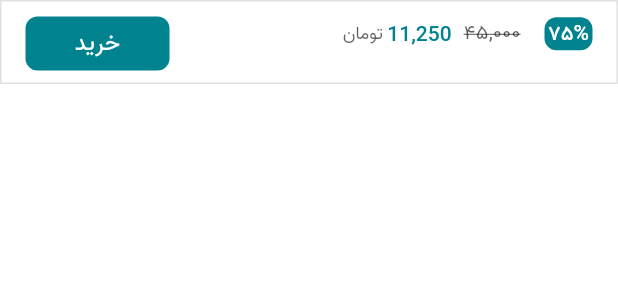
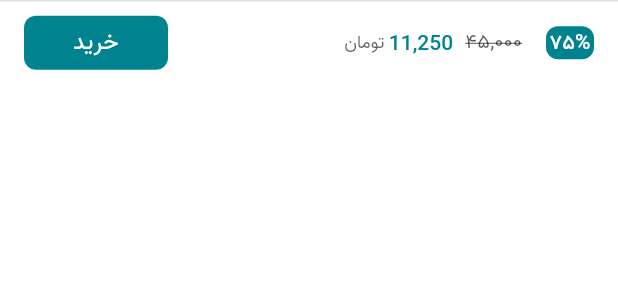
Before and after one commit to itadbeer/book-reader-app, a Flutter app: the FooterPurchaseBar widget shown alone on an empty page, opened directly, on a phone screen of 412 x 824 dp. Shown: the top 300 px of the screen. Run offline on Flutter 3.47's test engine with Material 2 defaults, Android fonts, the phone set to English and light mode, and no system bars; network calls fail; statements that could not run were skipped.

Commit message:
Single product screen is kinda done

```diff
--- a/lib/screens/product/singleProduct.dart
+++ b/lib/screens/product/singleProduct.dart
@@ -224,15 +224,17 @@ class FooterPurchaseBar extends StatelessWidget {
   @override
   Widget build(BuildContext context) {
     return Container(
-      padding: EdgeInsets.only(top: 10, bottom: 10, left: 16, right: 16),
+      padding: EdgeInsets.only(left: 16, right: 16),
       height: 56,
       width: MediaQuery.of(context).size.width,
       decoration: BoxDecoration(
         color: onPrimaryHighEmphasis,
-        border: Border.all(color: onSurfaceBorder, width: 1),
+        border: Border(top: BorderSide(color: onSurfaceBorder, width: 1)),
       ),
       child: Row(children: [
         Column(
+          mainAxisAlignment: MainAxisAlignment.center,
+          crossAxisAlignment: CrossAxisAlignment.center,
           children: <Widget>[
             Row(
               children: [
@@ -278,7 +280,10 @@ class FooterPurchaseBar extends StatelessWidget {
           ],
         ),
         Spacer(),
-        Column(children: [
+        Column(
+            mainAxisAlignment: MainAxisAlignment.center,
+            crossAxisAlignment: CrossAxisAlignment.center,
+            children: [
               Align(
                 alignment: Alignment.centerRight,
                 child: Container(
```
Lines whose indentation alone changed are shown as unchanged.
